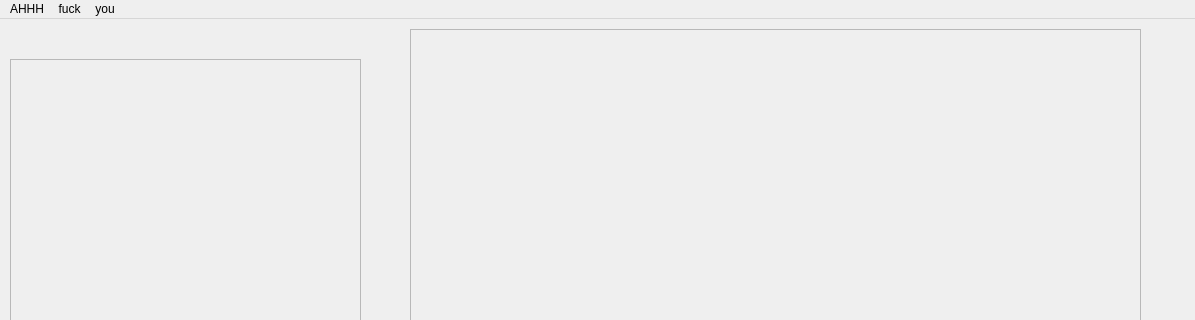
The window that imagevsthostg.ui (RyanJPete/IMG-VSTGlitch) describes before a commit, drawn with Qt 5; both pictures show x 0 to 1195 and y 0 to 320 of the 1195 by 858 pixel window.
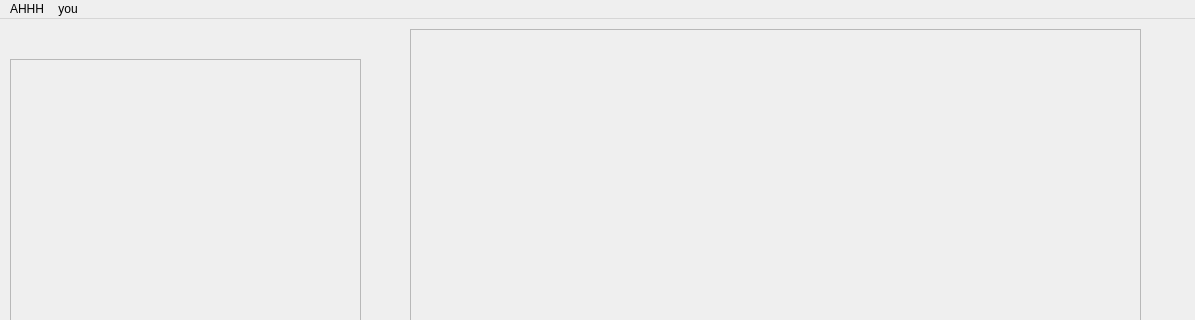
The same window after the commit.

```diff
--- a/imagevsthostg.ui
+++ b/imagevsthostg.ui
@@ -80,7 +80,7 @@
      <x>0</x>
      <y>0</y>
      <width>1195</width>
-     <height>21</height>
+     <height>22</height>
     </rect>
    </property>
    <widget class="QMenu" name="menuAHHH">
@@ -88,18 +88,12 @@
      <string>AHHH</string>
     </property>
    </widget>
-   <widget class="QMenu" name="menufuck">
-    <property name="title">
-     <string>fuck</string>
-    </property>
-   </widget>
    <widget class="QMenu" name="menuyou">
     <property name="title">
      <string>you</string>
     </property>
    </widget>
    <addaction name="menuAHHH"/>
-   <addaction name="menufuck"/>
    <addaction name="menuyou"/>
   </widget>
   <widget class="QStatusBar" name="statusbar"/>
```
